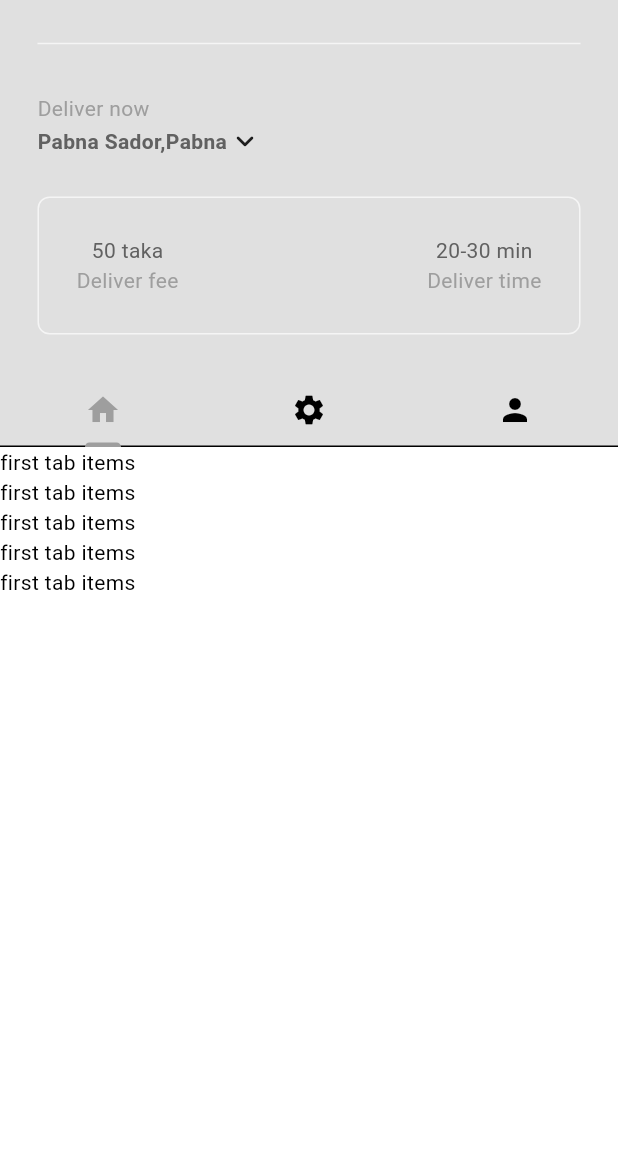
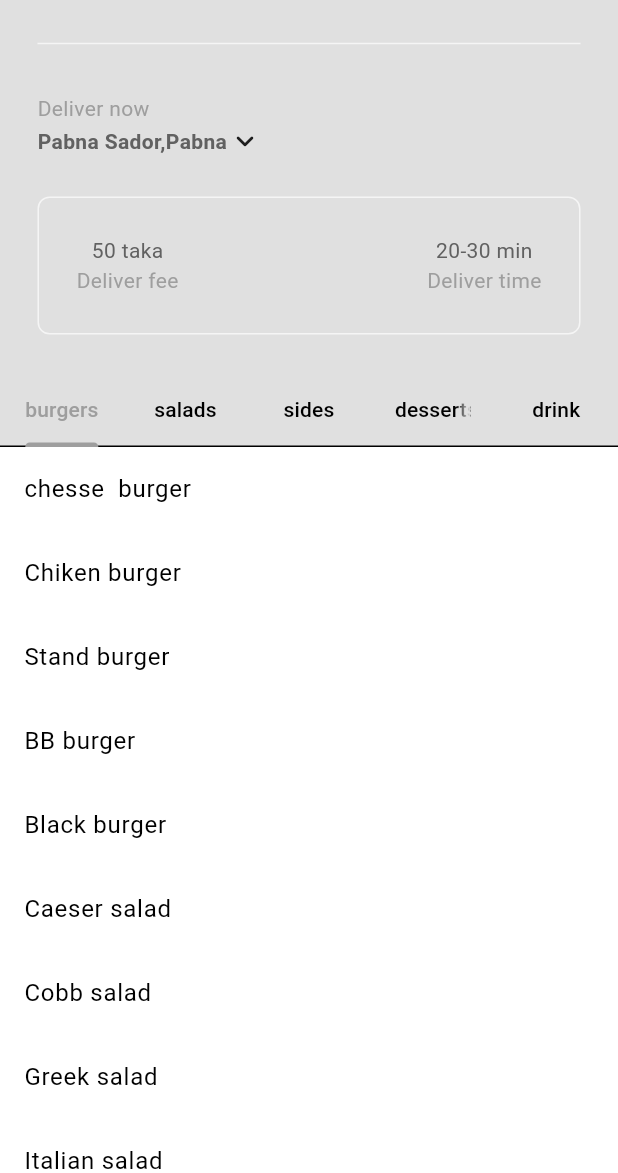
Before and after one commit to Miskatul-Jannat/project_food_delivery-app, a Flutter app: the screen it shows after launch, after a tap on "Sign in", on a phone screen of 412 x 824 dp, the part 63-1236 px from its top. Run offline on Flutter 3.47's test engine with Material 3 defaults, Android fonts, the phone set to English and light mode, and no system bars.

Commit message:
item problem

```diff
--- a/lib/components/my_tab_bar.dart
+++ b/lib/components/my_tab_bar.dart
@@ -20,20 +20,7 @@ class MyTabBar extends StatelessWidget {
     return Container(
       child: TabBar(
         controller: tabController,
-        tabs: const [
-          //1st tab
-            Tab(
-              icon: Icon(Icons.home),
-            ),
-          //2nd tab
-            Tab(
-              icon: Icon(Icons.settings),
-            ),
-             //3rd tab
-            Tab(
-              icon: Icon(Icons.person),
-            ),
-        ],
+        tabs: _buildCategoryTab(),
         ),
     );
   }
--- a/lib/main.dart
+++ b/lib/main.dart
@@ -1,15 +1,21 @@
 import 'package:flutter/material.dart';
 import 'package:projecr_food_app/auth/login_or_register.dart';
+import 'package:projecr_food_app/models/restaurant.dart';
 
 import 'package:projecr_food_app/themes/theme_provider.dart';
 import 'package:provider/provider.dart';
 
 void main() {
   runApp(
-    ChangeNotifierProvider(
-      create: (context)=>ThemeProvider(),
-      child: const MyApp(),
-      )
+   MultiProvider(providers:[
+    //theme provider
+      ChangeNotifierProvider(create: (context)=> ThemeProvider()),
+    //restaurant provider
+    ChangeNotifierProvider(create: (context)=> Restaurant()),
+   ],
+   // ignore: prefer_const_constructors
+   child: MyApp(),
+   ),
   );
 }
 
--- a/lib/models/restaurant.dart
+++ b/lib/models/restaurant.dart
@@ -1,11 +1,13 @@
+import 'package:flutter/material.dart';
+
 import 'food.dart';
-class Restaurant {
+class Restaurant extends ChangeNotifier {
 
   //list of food menu
   final List<Food> _menu = [
     //burgers
     Food(
-      name: "Classic chesse  burger",
+      name: "chesse  burger",
       description: "A juicy beef burger with melted cheddar,lettuse,tomato,and a hint of onion and pickle",
       imagePath: "lib/images/burgers/chesse.jpg",
       price: 0.9,
@@ -60,10 +62,174 @@ class Restaurant {
       Addon(name: "Avocado", price: 2.99),
            ]),
     //salads
-
+     Food(
+      name: "Caeser salad",
+      description: "A juicy beef burger with melted cheddar,lettuse,tomato,and a hint of onion and pickle",
+      imagePath: "lib/images/salads/carsar.jpg",
+      price: 0.9,
+      category: FoodCategory.burgers,
+      availableAddons:[
+      Addon(name: "Extra chesse", price: 0.99),
+      Addon(name: "Bacon", price: 1.99),
+      Addon(name: "Avocado", price: 2.99),
+       ]),
+        Food(
+      name: "Cobb salad",
+      description: "A juicy beef burger with melted cheddar,lettuse,tomato,and a hint of onion and pickle",
+      imagePath: "lib/images/salads/cobb.jpg",
+      price: 0.9,
+      category: FoodCategory.burgers,
+      availableAddons:[
+      Addon(name: "Extra chesse", price: 0.99),
+      Addon(name: "Bacon", price: 1.99),
+      Addon(name: "Avocado", price: 2.99),
+       ]),
+        Food(
+      name: "Greek salad",
+      description: "A juicy beef burger with melted cheddar,lettuse,tomato,and a hint of onion and pickle",
+      imagePath: "lib/images/salads/greek.jpg",
+      price: 0.9,
+      category: FoodCategory.burgers,
+      availableAddons:[
+      Addon(name: "Extra chesse", price: 0.99),
+      Addon(name: "Bacon", price: 1.99),
+      Addon(name: "Avocado", price: 2.99),
+       ]),
+        Food(
+      name: "Italian salad",
+      description: "A juicy beef burger with melted cheddar,lettuse,tomato,and a hint of onion and pickle",
+      imagePath: "lib/images/salads/italian.jpg",
+      price: 0.9,
+      category: FoodCategory.burgers,
+      availableAddons:[
+      Addon(name: "Extra chesse", price: 0.99),
+      Addon(name: "Bacon", price: 1.99),
+      Addon(name: "Avocado", price: 2.99),
+       ]),
+        Food(
+      name: "Nicase salad",
+      description: "A juicy beef burger with melted cheddar,lettuse,tomato,and a hint of onion and pickle",
+      imagePath: "lib/images/salads/nicase.jpg",
+      price: 0.9,
+      category: FoodCategory.burgers,
+      availableAddons:[
+      Addon(name: "Extra chesse", price: 0.99),
+      Addon(name: "Bacon", price: 1.99),
+      Addon(name: "Avocado", price: 2.99),
+       ]),
     //desserts
+     Food(
+      name: "Caeser salad",
+      description: "A juicy beef burger with melted cheddar,lettuse,tomato,and a hint of onion and pickle",
+      imagePath: "lib/images/salads/carsar.jpg",
+      price: 0.9,
+      category: FoodCategory.burgers,
+      availableAddons:[
+      Addon(name: "Extra chesse", price: 0.99),
+      Addon(name: "Bacon", price: 1.99),
+      Addon(name: "Avocado", price: 2.99),
+       ]),
+        Food(
+      name: "Caeser salad",
+      description: "A juicy beef burger with melted cheddar,lettuse,tomato,and a hint of onion and pickle",
+      imagePath: "lib/images/salads/carsar.jpg",
+      price: 0.9,
+      category: FoodCategory.burgers,
+      availableAddons:[
+      Addon(name: "Extra chesse", price: 0.99),
+      Addon(name: "Bacon", price: 1.99),
+      Addon(name: "Avocado", price: 2.99),
+       ]),
+        Food(
+      name: "Caeser salad",
+      description: "A juicy beef burger with melted cheddar,lettuse,tomato,and a hint of onion and pickle",
+      imagePath: "lib/images/salads/carsar.jpg",
+      price: 0.9,
+      category: FoodCategory.burgers,
+      availableAddons:[
+      Addon(name: "Extra chesse", price: 0.99),
+      Addon(name: "Bacon", price: 1.99),
+      Addon(name: "Avocado", price: 2.99),
+       ]),
+        Food(
+      name: "Caeser salad",
+      description: "A juicy beef burger with melted cheddar,lettuse,tomato,and a hint of onion and pickle",
+      imagePath: "lib/images/salads/carsar.jpg",
+      price: 0.9,
+      category: FoodCategory.burgers,
+      availableAddons:[
+      Addon(name: "Extra chesse", price: 0.99),
+      Addon(name: "Bacon", price: 1.99),
+      Addon(name: "Avocado", price: 2.99),
+       ]),
+        Food(
+      name: "Caeser salad",
+      description: "A juicy beef burger with melted cheddar,lettuse,tomato,and a hint of onion and pickle",
+      imagePath: "lib/images/salads/carsar.jpg",
+      price: 0.9,
+      category: FoodCategory.burgers,
+      availableAddons:[
+      Addon(name: "Extra chesse", price: 0.99),
+      Addon(name: "Bacon", price: 1.99),
+      Addon(name: "Avocado", price: 2.99),
+       ]),
 
     //drinks
+     Food(
+      name: "Caeser salad",
+      description: "A juicy beef burger with melted cheddar,lettuse,tomato,and a hint of onion and pickle",
+      imagePath: "lib/images/salads/carsar.jpg",
+      price: 0.9,
+      category: FoodCategory.burgers,
+      availableAddons:[
+      Addon(name: "Extra chesse", price: 0.99),
+      Addon(name: "Bacon", price: 1.99),
+      Addon(name: "Avocado", price: 2.99),
+       ]),
+        Food(
+      name: "Caeser salad",
+      description: "A juicy beef burger with melted cheddar,lettuse,tomato,and a hint of onion and pickle",
+      imagePath: "lib/images/salads/carsar.jpg",
+      price: 0.9,
+      category: FoodCategory.burgers,
+      availableAddons:[
+      Addon(name: "Extra chesse", price: 0.99),
+      Addon(name: "Bacon", price: 1.99),
+      Addon(name: "Avocado", price: 2.99),
+       ]),
+        Food(
+      name: "Caeser salad",
+      description: "A juicy beef burger with melted cheddar,lettuse,tomato,and a hint of onion and pickle",
+      imagePath: "lib/images/salads/carsar.jpg",
+      price: 0.9,
+      category: FoodCategory.burgers,
+      availableAddons:[
+      Addon(name: "Extra chesse", price: 0.99),
+      Addon(name: "Bacon", price: 1.99),
+      Addon(name: "Avocado", price: 2.99),
+       ]),
+        Food(
+      name: "Caeser salad",
+      description: "A juicy beef burger with melted cheddar,lettuse,tomato,and a hint of onion and pickle",
+      imagePath: "lib/images/salads/carsar.jpg",
+      price: 0.9,
+      category: FoodCategory.burgers,
+      availableAddons:[
+      Addon(name: "Extra chesse", price: 0.99),
+      Addon(name: "Bacon", price: 1.99),
+      Addon(name: "Avocado", price: 2.99),
+       ]),
+        Food(
+      name: "Caeser salad",
+      description: "A juicy beef burger with melted cheddar,lettuse,tomato,and a hint of onion and pickle",
+      imagePath: "lib/images/salads/carsar.jpg",
+      price: 0.9,
+      category: FoodCategory.burgers,
+      availableAddons:[
+      Addon(name: "Extra chesse", price: 0.99),
+      Addon(name: "Bacon", price: 1.99),
+      Addon(name: "Avocado", price: 2.99),
+       ]),
   ];
 
   /*
--- a/lib/pages/home_page.dart
+++ b/lib/pages/home_page.dart
@@ -8,6 +8,8 @@ import 'package:projecr_food_app/components/my_drawer.dart';
 import 'package:projecr_food_app/components/my_silver_app_bar.dart';
 import 'package:projecr_food_app/components/my_tab_bar.dart';
 import 'package:projecr_food_app/models/food.dart';
+import 'package:projecr_food_app/models/restaurant.dart';
+import 'package:provider/provider.dart';
 
 class HomePage extends StatefulWidget {
   const HomePage({super.key});
@@ -32,6 +34,30 @@ class _HomePageState extends State<HomePage> with SingleTickerProviderStateMixin
   _tabController.dispose();
   super.dispose();
 
+ }
+
+ //sort out and return a list of food items that belong to the specific category
+ List<Food> _filterMenuByCategory(FoodCategory category, List<Food> fullMenu){
+  return fullMenu.where((food) => food.category == category).toList();
+ }
+
+ // retun list of foods in given category
+
+ List<Widget> getFoodInThisCategory(List<Food> fullMenu){
+  return FoodCategory.values.map((category){
+    List<Food> categoryMenu = _filterMenuByCategory(category, fullMenu);
+
+  return ListView.builder(
+    itemCount: categoryMenu.length,
+    physics: const NeverScrollableScrollPhysics(),
+    itemBuilder: (context, index) {
+      return ListTile(
+          title: Text(categoryMenu[index].name),
+      );
+    },
+
+    );
+ }).toList();
  }
 
   @override
@@ -60,31 +86,12 @@ class _HomePageState extends State<HomePage> with SingleTickerProviderStateMixin
           ),
         ),
       ],
-      body: TabBarView(
+      body: Consumer<Restaurant>(
+        builder: (context,restaurant,child) => TabBarView(
         controller: _tabController,
-        children:[
-          ListView.builder(
-            itemCount: 5,
-            itemBuilder: (context,index) => const Text("first tab items"),
-            ),
-            ListView.builder(
-            itemCount: 5,
-            itemBuilder: (context,index) => const Text("second tab items"),
-            ),
-            ListView.builder(
-            itemCount: 5,
-            itemBuilder: (context,index) => const Text("third tab items"),
-            ),
-            ListView.builder(
-            itemCount: 5,
-            itemBuilder: (context,index) => const Text("4th tab items"),
-            ),
-            ListView.builder(
-            itemCount: 5,
-            itemBuilder: (context,index) => const Text("5th tab items"),
-            ),
-        ],
+        children:getFoodInThisCategory(restaurant.menu),
         ),
+      ),
       ),
     );
   }
--- a/pubspec.yaml
+++ b/pubspec.yaml
@@ -60,7 +60,7 @@ flutter:
   uses-material-design: true
 
   # To add assets to your application, add an assets section, like this:
-   assets:
+  assets:
      - lib/images/burgers/
      - lib/images/desserts/
      - lib/images/drinks/
```
